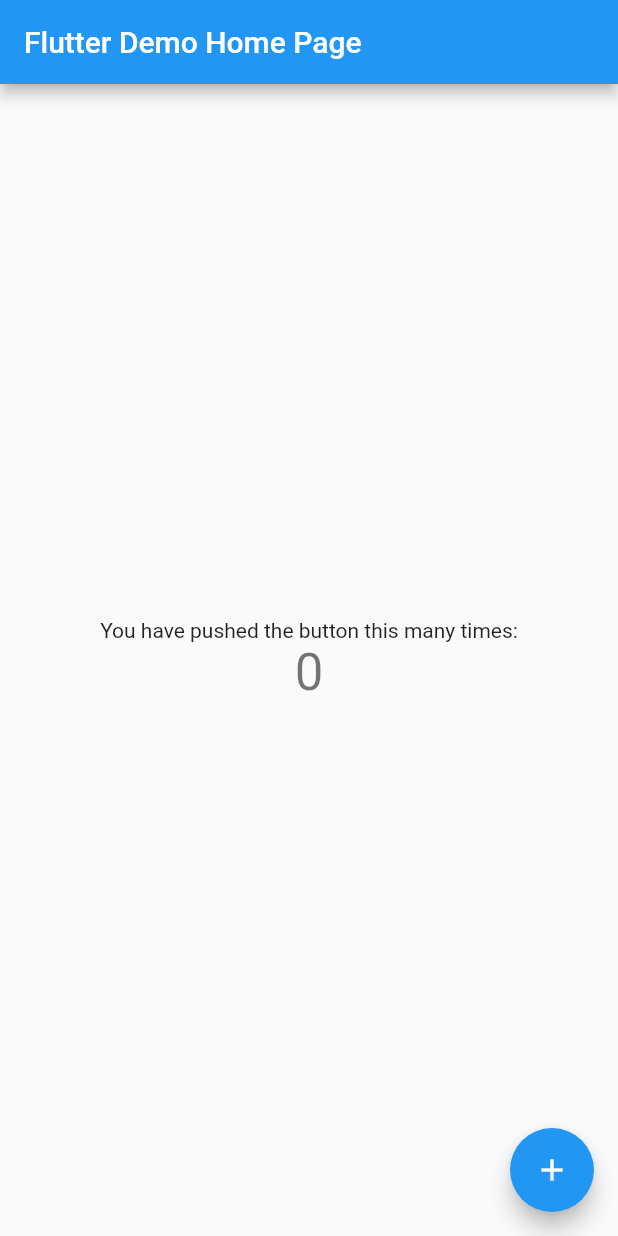
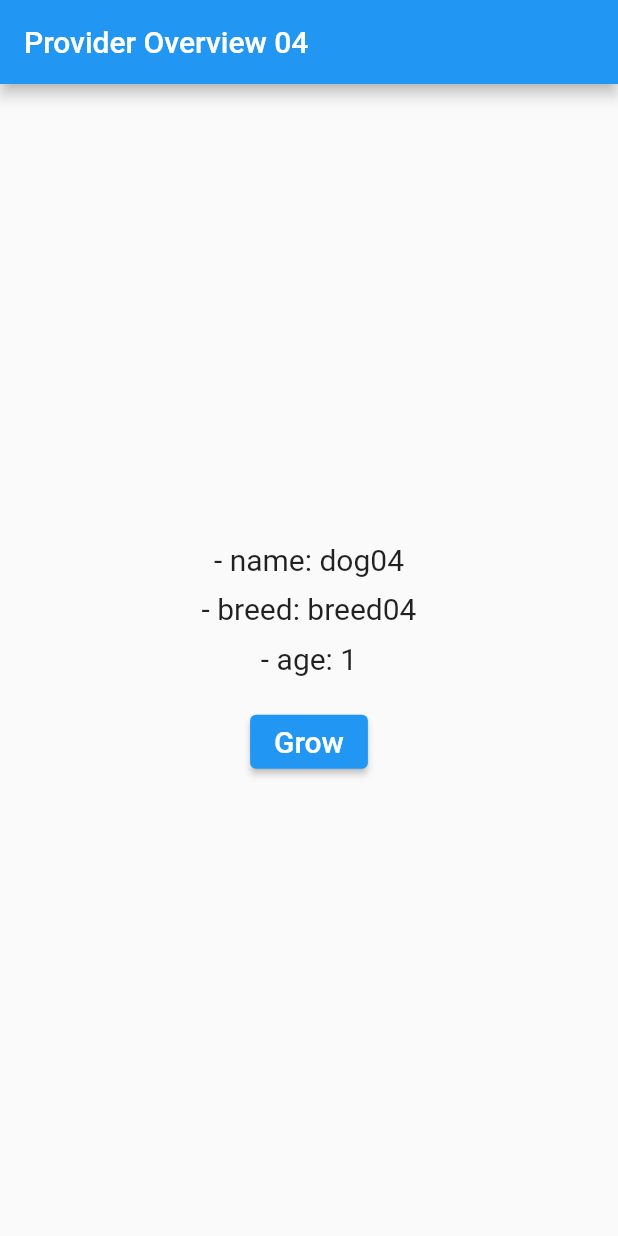
Before and after one commit to jyryuitpro/provider_overview_04, a Flutter app: the screen it shows after launch, on a phone screen of 412 x 824 dp. Run offline on Flutter 3.47's test engine with Material 2 defaults, Android fonts, the phone set to English and light mode, and no system bars.

Commit message:
ChangeNotifierProvider

```diff
--- a/lib/main.dart
+++ b/lib/main.dart
@@ -1,4 +1,6 @@
 import 'package:flutter/material.dart';
+import 'package:provider/provider.dart';
+import 'package:provider_overview_04/models/dog.dart';
 
 void main() {
   runApp(const MyApp());
@@ -10,106 +12,98 @@ class MyApp extends StatelessWidget {
   // This widget is the root of your application.
   @override
   Widget build(BuildContext context) {
-    return MaterialApp(
-      title: 'Flutter Demo',
-      theme: ThemeData(
-        // This is the theme of your application.
-        //
-        // Try running your application with "flutter run". You'll see the
-        // application has a blue toolbar. Then, without quitting the app, try
-        // changing the primarySwatch below to Colors.green and then invoke
-        // "hot reload" (press "r" in the console where you ran "flutter run",
-        // or simply save your changes to "hot reload" in a Flutter IDE).
-        // Notice that the counter didn't reset back to zero; the application
-        // is not restarted.
-        primarySwatch: Colors.blue,
+    return ChangeNotifierProvider<Dog>(
+      create: (context) => Dog(name: 'dog04', breed: 'breed04'),
+      child: MaterialApp(
+        title: 'Provider Overview 04',
+        debugShowCheckedModeBanner: false,
+        theme: ThemeData(
+          primarySwatch: Colors.blue,
+        ),
+        home: const MyHomePage(),
       ),
-      home: const MyHomePage(title: 'Flutter Demo Home Page'),
     );
   }
 }
 
 class MyHomePage extends StatefulWidget {
-  const MyHomePage({Key? key, required this.title}) : super(key: key);
-
-  // This widget is the home page of your application. It is stateful, meaning
-  // that it has a State object (defined below) that contains fields that affect
-  // how it looks.
-
-  // This class is the configuration for the state. It holds the values (in this
-  // case the title) provided by the parent (in this case the App widget) and
-  // used by the build method of the State. Fields in a Widget subclass are
-  // always marked "final".
-
-  final String title;
+  const MyHomePage({Key? key}) : super(key: key);
 
   @override
   State<MyHomePage> createState() => _MyHomePageState();
 }
 
 class _MyHomePageState extends State<MyHomePage> {
-  int _counter = 0;
+  @override
+  Widget build(BuildContext context) {
+    return Scaffold(
+      appBar: AppBar(
+        title: Text('Provider Overview 04'),
+      ),
+      body: Center(
+        child: Column(
+          mainAxisAlignment: MainAxisAlignment.center,
+          mainAxisSize: MainAxisSize.min,
+          children: [
+            Text(
+              '- name: ${Provider.of<Dog>(context, listen: false).name}',
+              style: TextStyle(fontSize: 20.0),
+            ),
+            SizedBox(
+              height: 10.0,
+            ),
+            BreedAndAge(),
+          ],
+        ),
+      ),
+    );
+  }
+}
 
-  void _incrementCounter() {
-    setState(() {
-      // This call to setState tells the Flutter framework that something has
-      // changed in this State, which causes it to rerun the build method below
-      // so that the display can reflect the updated values. If we changed
-      // _counter without calling setState(), then the build method would not be
-      // called again, and so nothing would appear to happen.
-      _counter++;
-    });
-  }
+class BreedAndAge extends StatelessWidget {
+  const BreedAndAge({Key? key}) : super(key: key);
 
   @override
   Widget build(BuildContext context) {
-    // This method is rerun every time setState is called, for instance as done
-    // by the _incrementCounter method above.
-    //
-    // The Flutter framework has been optimized to make rerunning build methods
-    // fast, so that you can just rebuild anything that needs updating rather
-    // than having to individually change instances of widgets.
-    return Scaffold(
-      appBar: AppBar(
-        // Here we take the value from the MyHomePage object that was created by
-        // the App.build method, and use it to set our appbar title.
-        title: Text(widget.title),
-      ),
-      body: Center(
-        // Center is a layout widget. It takes a single child and positions it
-        // in the middle of the parent.
-        child: Column(
-          // Column is also a layout widget. It takes a list of children and
-          // arranges them vertically. By default, it sizes itself to fit its
-          // children horizontally, and tries to be as tall as its parent.
-          //
-          // Invoke "debug painting" (press "p" in the console, choose the
-          // "Toggle Debug Paint" action from the Flutter Inspector in Android
-          // Studio, or the "Toggle Debug Paint" command in Visual Studio Code)
-          // to see the wireframe for each widget.
-          //
-          // Column has various properties to control how it sizes itself and
-          // how it positions its children. Here we use mainAxisAlignment to
-          // center the children vertically; the main axis here is the vertical
-          // axis because Columns are vertical (the cross axis would be
-          // horizontal).
-          mainAxisAlignment: MainAxisAlignment.center,
-          children: <Widget>[
-            const Text(
-              'You have pushed the button this many times:',
-            ),
-            Text(
-              '$_counter',
-              style: Theme.of(context).textTheme.headline4,
-            ),
-          ],
+    return Column(
+      children: [
+        Text(
+          '- breed: ${Provider.of<Dog>(context, listen: false).breed}',
+          style: TextStyle(fontSize: 20.0),
         ),
-      ),
-      floatingActionButton: FloatingActionButton(
-        onPressed: _incrementCounter,
-        tooltip: 'Increment',
-        child: const Icon(Icons.add),
-      ), // This trailing comma makes auto-formatting nicer for build methods.
+        SizedBox(
+          height: 10.0,
+        ),
+        Age(),
+      ],
     );
   }
 }
+
+class Age extends StatelessWidget {
+  const Age({Key? key}) : super(key: key);
+
+  @override
+  Widget build(BuildContext context) {
+    return Column(
+      children: [
+        Text(
+          '- age: ${Provider.of<Dog>(context).age}',
+          style: TextStyle(fontSize: 20.0),
+        ),
+        SizedBox(
+          height: 20.0,
+        ),
+        ElevatedButton(
+          onPressed: () => Provider.of<Dog>(context, listen: false).grow(),
+          child: Text(
+            'Grow',
+            style: TextStyle(
+              fontSize: 20.0,
+            ),
+          ),
+        ),
+      ],
+    );
+  }
+}
--- /dev/null
+++ b/lib/models/dog.dart
@@ -0,0 +1,18 @@
+import 'package:flutter/material.dart';
+
+class Dog with ChangeNotifier{
+  final String name;
+  final String breed;
+  int age;
+
+  Dog({
+    required this.name,
+    required this.breed,
+    this.age = 1,
+  });
+
+  void grow() {
+    age++;
+    notifyListeners();
+  }
+}
--- a/pubspec.yaml
+++ b/pubspec.yaml
@@ -34,6 +34,7 @@ dependencies:
   # The following adds the Cupertino Icons font to your application.
   # Use with the CupertinoIcons class for iOS style icons.
   cupertino_icons: ^1.0.2
+  provider: ^6.0.1
 
 dev_dependencies:
   flutter_test:
```
Also changed, not shown: pubspec.lock.
